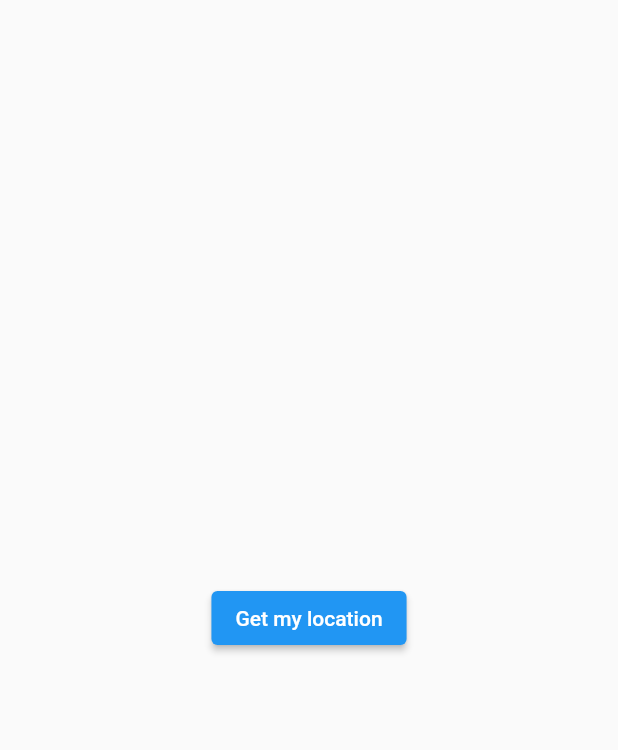
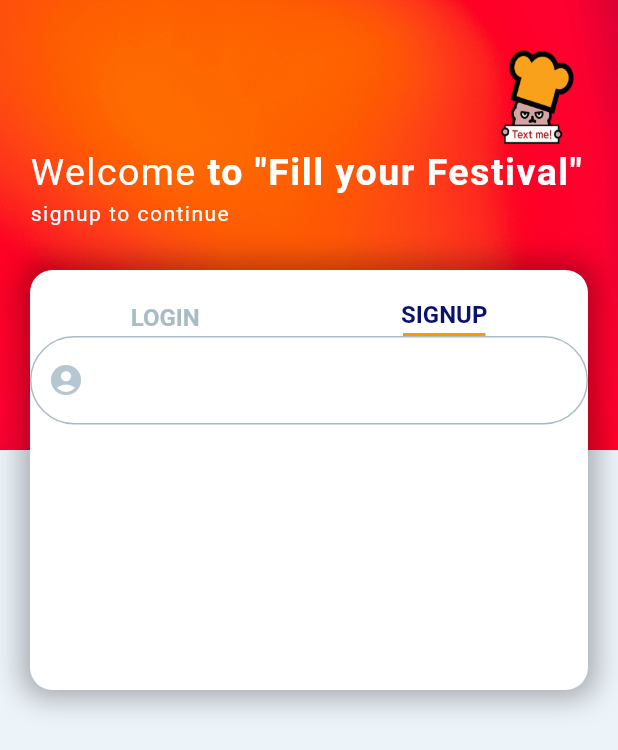
Before and after one commit to yangjaehoon/fill-your-festival, a Flutter app: the screen it shows after launch, on a phone screen of 412 x 824 dp. Shown: the top 750 px of the screen. Run offline on Flutter 3.47's test engine with Material 2 defaults, Android fonts, the phone set to English and light mode, and no system bars; our stand-ins replace flutter_spinkit, flutter_svg, geolocator, google_fonts, timer_builder.

Commit message:
login ui

```diff
--- /dev/null
+++ b/lib/chatting_app/config/palette.dart
@@ -0,0 +1,11 @@
+import 'package:flutter/painting.dart';
+
+class Palette{
+  static const Color iconColor = Color(0xFFB6C7D1);
+  static const Color activeColor = Color(0xFF09126C);
+  static const Color textColor1 = Color(0XFFA7BCC7);
+  static const Color textColor2 = Color(0XFF9BB3C0);
+  static const Color facebookColor = Color(0xFF3B5999);
+  static const Color googleColor = Color(0xFFDE4B39);
+  static const Color backgroundColor = Color(0xFFECF3F9);
+}
--- /dev/null
+++ b/lib/chatting_app/screens/main_screen.dart
@@ -0,0 +1,194 @@
+import 'package:flutter/material.dart';
+import 'package:fyf/chatting_app/config/palette.dart';
+
+class LoginSingupScreen extends StatefulWidget {
+  const LoginSingupScreen({super.key});
+
+  @override
+  State<LoginSingupScreen> createState() => _LoginSingupScreenState();
+}
+
+class _LoginSingupScreenState extends State<LoginSingupScreen> {
+  bool isSignupScreen = true;
+
+  @override
+  Widget build(BuildContext context) {
+    return Scaffold(
+      backgroundColor: Palette.backgroundColor,
+      body: Stack(
+        children: [
+          Positioned(
+            top: 0,
+            right: 0,
+            left: 0,
+            child: Container(
+              height: 300,
+              decoration: BoxDecoration(
+                image: DecorationImage(
+                    image: AssetImage('asset/img/chatting_app_img/red.jpg'),
+                    fit: BoxFit.fill),
+              ),
+              child: Container(
+                padding: EdgeInsets.only(top: 100, left: 20),
+                child: Column(
+                  crossAxisAlignment: CrossAxisAlignment.start,
+                  children: [
+                    RichText(
+                      text: TextSpan(
+                        text: 'Welcome',
+                        style: TextStyle(
+                          letterSpacing: 1.0,
+                          fontSize: 25,
+                          color: Colors.white,
+                        ),
+                        children: [
+                          TextSpan(
+                            text: ' to "Fill your Festival"',
+                            style: TextStyle(
+                              letterSpacing: 1.0,
+                              fontSize: 25,
+                              color: Colors.white,
+                              fontWeight: FontWeight.bold,
+                            ),
+                          ),
+                        ],
+                      ),
+                    ),
+                    SizedBox(
+                      height: 5.0,
+                    ),
+                    Text(
+                      'signup to continue',
+                      style: TextStyle(
+                        letterSpacing: 1.0,
+                        color: Colors.white,
+                      ),
+                    ),
+                  ],
+                ),
+              ),
+            ),
+          ),
+          Positioned(
+            top: 180,
+            child: Container(
+              padding: EdgeInsets.symmetric(vertical: 20.0),
+              height: 280.0,
+              width: MediaQuery.of(context).size.width - 40,
+              margin: EdgeInsets.symmetric(horizontal: 20.0),
+              decoration: BoxDecoration(
+                color: Colors.white,
+                borderRadius: BorderRadius.circular(15.0),
+                boxShadow: [
+                  BoxShadow(
+                    color: Colors.black.withOpacity(0.3),
+                    blurRadius: 15,
+                    spreadRadius: 5,
+                  ),
+                ],
+              ),
+              child: Column(
+                children: [
+                  Row(
+                    mainAxisAlignment: MainAxisAlignment.spaceAround,
+                    children: [
+                      GestureDetector(
+                        onTap: () {
+                          setState(() {
+                            isSignupScreen = false;
+                          });
+                        },
+                        child: Column(
+                          children: [
+                            Text(
+                              'LOGIN',
+                              style: TextStyle(
+                                fontSize: 16,
+                                fontWeight: FontWeight.bold,
+                                color: !isSignupScreen
+                                    ? Palette.activeColor
+                                    : Palette.textColor1,
+                              ),
+                            ),
+                            if (!isSignupScreen)
+                              Container(
+                                margin: EdgeInsets.only(top: 3),
+                                height: 2,
+                                width: 55,
+                                color: Colors.orange,
+                              )
+                          ],
+                        ),
+                      ),
+                      GestureDetector(
+                        onTap: () {
+                          setState(
+                            () {
+                              isSignupScreen = true;
+                            },
+                          );
+                        },
+                        child: Column(
+                          children: [
+                            Text(
+                              'SIGNUP',
+                              style: TextStyle(
+                                fontSize: 16,
+                                fontWeight: FontWeight.bold,
+                                color: isSignupScreen
+                                    ? Palette.activeColor
+                                    : Palette.textColor1,
+                              ),
+                            ),
+                            if (isSignupScreen)
+                              Container(
+                                margin: EdgeInsets.only(top: 3),
+                                height: 2,
+                                width: 55,
+                                color: Colors.orange,
+                              )
+                          ],
+                        ),
+                      )
+                    ],
+                  ),
+                  Container(
+                    child: Form(
+                        child: Column(
+                      children: [
+                        TextFormField(
+                          decoration: InputDecoration(
+                            prefixIcon: Icon(
+                              Icons.account_circle,
+                              color: Palette.iconColor,
+                            ),
+                            enabledBorder: OutlineInputBorder(
+                              borderSide: BorderSide(
+                                color: Palette.textColor1,
+                              ),
+                              borderRadius: BorderRadius.all(
+                                Radius.circular(35.0),
+                              ),
+                            ),
+                            focusedBorder: OutlineInputBorder(
+                              borderSide: BorderSide(
+                                color: Palette.textColor1,
+                              ),
+                              borderRadius: BorderRadius.all(
+                                Radius.circular(35.0),
+                              ),
+                            ),
+                          ),
+                        )
+                      ],
+                    )),
+                  )
+                ],
+              ),
+            ),
+          ),
+        ],
+      ),
+    );
+  }
+}
--- a/lib/main.dart
+++ b/lib/main.dart
@@ -4,6 +4,8 @@ import 'package:fyf/screen/login_with_firebase.dart';
 import 'package:fyf/login_app/login.dart';
 import 'package:fyf/screen/login_with_firebase.dart';
 import 'package:fyf/weather/screens/loading.dart';
+import 'package:fyf/chatting_app/screens/main_screen.dart';
+
 
 import 'package:flutter/material.dart';
 
@@ -13,7 +15,7 @@ void main(){
       //home: LogInWithFirebase(),
       //home: LogIn(), //로그인 화면 볼꺼면 주석 풀어
       //home: HomeScreen(), //슬라이딩 하는 메인 화면 볼꺼면 이 주석
-      home: Loading(),
+      home: LoginSingupScreen(),
     ),
   );
 }
--- a/lib/weather/screens/loading.dart
+++ b/lib/weather/screens/loading.dart
@@ -2,6 +2,7 @@ import 'package:fyf/weather/data/my_location.dart';
 import 'package:fyf/weather/screens/weather_screen.dart';
 import 'package:flutter/material.dart';
 import 'package:fyf/weather/data/network.dart';
+import 'package:flutter_spinkit/flutter_spinkit.dart';
 
 const apiKey = '8a5641156b4c3c4db251c584d89e78e1';
 
@@ -70,16 +71,11 @@ class _LoadingState extends State<Loading> {
   @override
   Widget build(BuildContext context) {
     return Scaffold(
+      backgroundColor: Colors.amber,
       body: Center(
-        child: ElevatedButton(
-          onPressed: () {},
-          child: Text(
-            'Get my location',
-            style: TextStyle(
-              color: Colors.white,
-              backgroundColor: Colors.blue,
-            ),
-          ),
+        child: SpinKitDoubleBounce(
+          color: Colors.white,
+          size: 80.0,
         ),
       ),
     );
--- a/pubspec.yaml
+++ b/pubspec.yaml
@@ -41,6 +41,7 @@ dependencies:
   flutter_svg: ^2.0.7
   timer_builder: ^2.0.0
   intl: ^0.18.1
+  flutter_spinkit: ^5.2.0
 
 dev_dependencies:
   flutter_test:
@@ -68,6 +69,7 @@ flutter:
   assets:
     - asset/img/
     - asset/img/air_condition_icon/
+    - asset/img/chatting_app_img/
     - svg/weather_icon/
 
   # An image asset can refer to one or more resolution-specific "variants", see
```
Also changed, not shown: asset/img/chatting_app_img/red.jpg (added), pubspec.lock.
